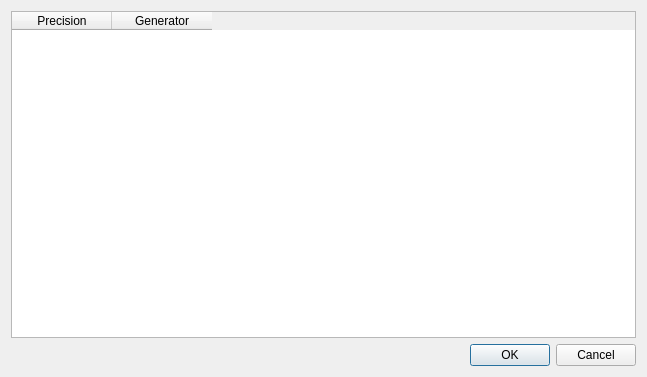
QlowB/Almond, file choosegenerators.ui: the form before one commit.
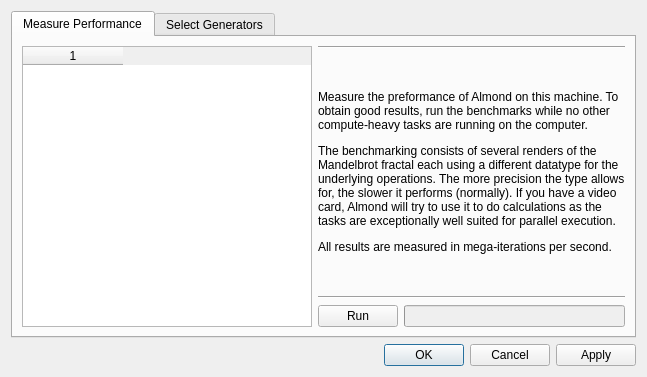
The form after the commit. The open tabs and pages were chosen to show the change.

```diff
--- a/choosegenerators.ui
+++ b/choosegenerators.ui
@@ -15,7 +15,110 @@
   </property>
   <layout class="QVBoxLayout" name="verticalLayout">
    <item>
+    <layout class="QVBoxLayout" name="verticalLayout_2">
+     <item>
+      <widget class="QTabWidget" name="tabWidget">
+       <property name="currentIndex">
+        <number>1</number>
+       </property>
+       <widget class="QWidget" name="tab">
+        <attribute name="title">
+         <string>Measure Performance</string>
+        </attribute>
+        <layout class="QHBoxLayout" name="horizontalLayout_3">
+         <item>
+          <widget class="QTableWidget" name="tableWidget_2">
+           <property name="editTriggers">
+            <set>QAbstractItemView::NoEditTriggers</set>
+           </property>
+           <property name="columnCount">
+            <number>1</number>
+           </property>
+           <attribute name="verticalHeaderVisible">
+            <bool>false</bool>
+           </attribute>
+           <column/>
+          </widget>
+         </item>
+         <item>
+          <layout class="QVBoxLayout" name="verticalLayout_3">
+           <item>
+            <widget class="Line" name="line_2">
+             <property name="orientation">
+              <enum>Qt::Horizontal</enum>
+             </property>
+            </widget>
+           </item>
+           <item>
+            <widget class="QLabel" name="label">
+             <property name="sizePolicy">
+              <sizepolicy hsizetype="Expanding" vsizetype="Expanding">
+               <horstretch>0</horstretch>
+               <verstretch>0</verstretch>
+              </sizepolicy>
+             </property>
+             <property name="text">
+              <string>&lt;html&gt;&lt;head/&gt;&lt;body&gt;&lt;p&gt;Measure the preformance of Almond on this machine. To obtain good results, run the benchmarks while no other compute-heavy tasks are running on the computer.&lt;/p&gt;&lt;p&gt;The benchmarking consists of several renders of the Mandelbrot fractal each using a different datatype for the underlying operations. The more precision the type allows for, the slower it performs (normally). If you have a video card, Almond will try to use it to do calculations as the tasks are exceptionally well suited for parallel execution.&lt;/p&gt;&lt;p&gt;All results are measured in mega-iterations per second.&lt;/p&gt;&lt;/body&gt;&lt;/html&gt;</string>
+             </property>
+             <property name="wordWrap">
+              <bool>true</bool>
+             </property>
+            </widget>
+           </item>
+           <item>
+            <widget class="Line" name="line">
+             <property name="orientation">
+              <enum>Qt::Horizontal</enum>
+             </property>
+            </widget>
+           </item>
+           <item>
+            <layout class="QHBoxLayout" name="horizontalLayout_2">
+             <item>
+              <widget class="QPushButton" name="run">
+               <property name="text">
+                <string>Run</string>
+               </property>
+              </widget>
+             </item>
+             <item>
+              <widget class="QProgressBar" name="progressBar">
+               <property name="enabled">
+                <bool>false</bool>
+               </property>
+               <property name="maximum">
+                <number>100</number>
+               </property>
+               <property name="value">
+                <number>0</number>
+               </property>
+               <property name="textVisible">
+                <bool>false</bool>
+               </property>
+               <property name="invertedAppearance">
+                <bool>false</bool>
+               </property>
+              </widget>
+             </item>
+            </layout>
+           </item>
+          </layout>
+         </item>
+        </layout>
+       </widget>
+       <widget class="QWidget" name="tab_2">
+        <attribute name="title">
+         <string>Select Generators</string>
+        </attribute>
+        <layout class="QVBoxLayout" name="verticalLayout_4">
+         <item>
     <widget class="QTableWidget" name="table">
+           <property name="sizePolicy">
+            <sizepolicy hsizetype="Expanding" vsizetype="Expanding">
+             <horstretch>0</horstretch>
+             <verstretch>0</verstretch>
+            </sizepolicy>
+           </property>
      <property name="columnCount">
       <number>2</number>
      </property>
@@ -31,13 +134,22 @@
      </column>
     </widget>
    </item>
+        </layout>
+       </widget>
+      </widget>
+     </item>
+     <item>
+      <layout class="QHBoxLayout" name="horizontalLayout"/>
+     </item>
+    </layout>
+   </item>
    <item>
     <widget class="QDialogButtonBox" name="buttonBox">
      <property name="orientation">
       <enum>Qt::Horizontal</enum>
      </property>
      <property name="standardButtons">
-      <set>QDialogButtonBox::Cancel|QDialogButtonBox::Ok</set>
+      <set>QDialogButtonBox::Apply|QDialogButtonBox::Cancel|QDialogButtonBox::Ok</set>
      </property>
     </widget>
    </item>
```
Lines whose indentation alone changed are shown as unchanged.
